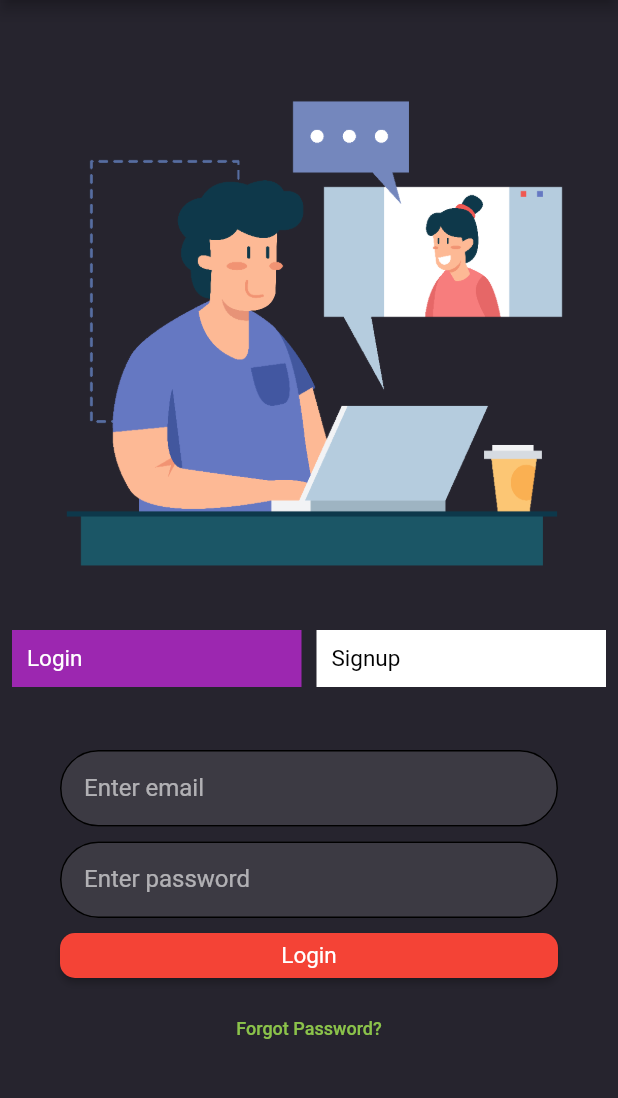
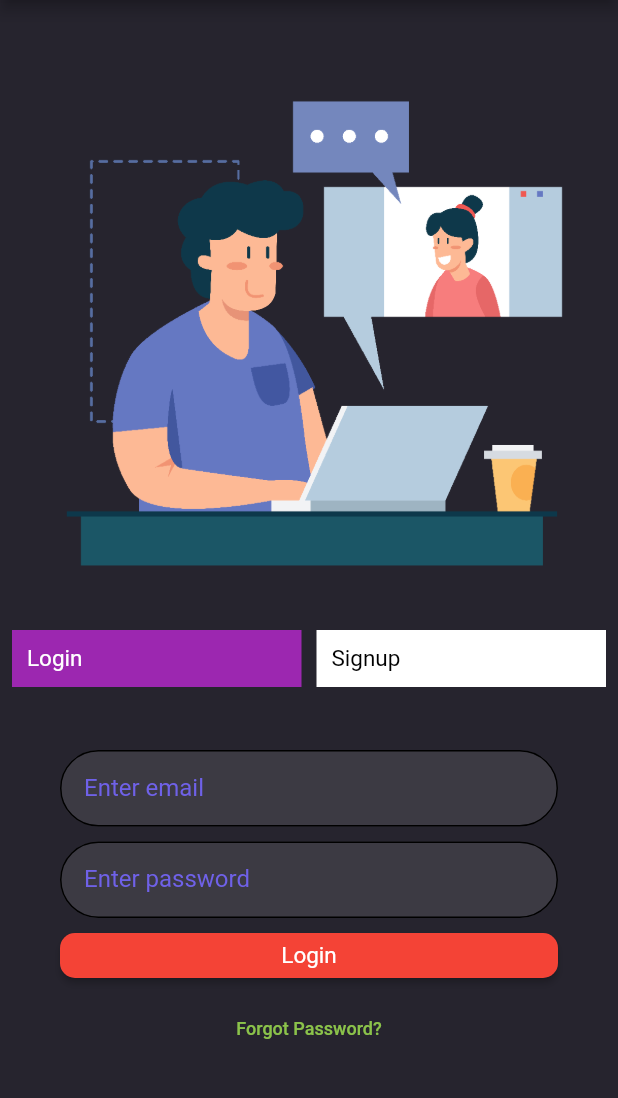
Before and after one commit to salman-byte/meeter, a Flutter app: the screen it shows after launch, on a phone screen of 412 x 824 dp, the part 84-1182 px from its top. Run offline on Flutter 3.47's test engine with Material 2 defaults, Android fonts, the phone set to English and light mode, and no system bars; drawn by our look-alikes of velocity_x; our stand-ins replace cloud_firestore, file_picker, firebase_auth, firebase_storage, flutter_chat_types, flutter_chat_ui and 3 more; missing offline and left inert: cr_calendar, flutter_animated_dialog, webviewx; accounts and stored records are empty; statements that could not run were skipped.

Commit message:
configure theme

```diff
--- a/lib/utils/theme_notifier.dart
+++ b/lib/utils/theme_notifier.dart
@@ -47,6 +47,25 @@ class ThemeProvider with ChangeNotifier {
   /// Global theme data we are always check if the light theme is enabled #isLightTheme
   ThemeData themeData() {
     return ThemeData(
+      dividerColor: Color(0xFF6F61E8),
+      // highlightColor: Color(0xFF6F61E8),
+      // primaryTextTheme: ,
+      textTheme:
+          isLightTheme ? Typography.blackHelsinki : Typography.whiteHelsinki,
+
+//        Theme.of(context).textTheme.apply(
+//   bodyColor: Colors.pink,
+//   displayColor: Colors.pink,
+// );,
+// inputDecorationTheme: ,
+
+// buttonColor: ,
+      inputDecorationTheme: InputDecorationTheme(
+          labelStyle: TextStyle(color: Color(0xFF6F61E8)),
+          focusedBorder: OutlineInputBorder(
+              borderSide: BorderSide(color: Color(0xFF6F61E8)))),
+      primaryColorDark: Color(0xFF6F61E8),
+      accentColor: Color(0xFF6F61E8),
       visualDensity: VisualDensity.adaptivePlatformDensity,
       primarySwatch: isLightTheme ? Colors.blue : Colors.lightGreen,
       primaryColor: isLightTheme ? Colors.white : Color(0xFF1E1F28),
@@ -60,7 +79,7 @@ class ThemeProvider with ChangeNotifier {
   // Theme mode to display unique properties not cover in theme data
   ThemeColor themeMode() {
     return ThemeColor(
-      selectedTileColor: isLightTheme ? Colors.blue : Color(0xFF222029),
+      selectedTileColor: isLightTheme ? Color(0xFF6F61E8) : Color(0xFF222029),
       inputBackgroundColor:
           isLightTheme ? Color(0xFFe7e7e8) : Color(0xFF222029),
       themeColor: Colors.purple,
--- a/lib/widgets/custom_button.dart
+++ b/lib/widgets/custom_button.dart
@@ -31,13 +31,14 @@ class CustomButton extends StatelessWidget {
       child: RaisedButton(
         shape: RoundedRectangleBorder(
             borderRadius: BorderRadius.all(Radius.circular(10))),
-        color: buttonColor ?? Colors.cyan[400],
+        color: buttonColor ?? Color(0xFF6F61E8),
         onPressed: onPressed,
         child: Text(text!,
             style: TextStyle(
-                fontSize: 15,
-                fontWeight: FontWeight.normal,
-                color: textColor ?? Colors.white)),
+              fontSize: 15,
+              fontWeight: FontWeight.normal,
+              color: textColor ?? Colors.white,
+            )),
       ),
     );
   }
```
Also changed, not shown: lib/screens/create_meet.dart (+9 -6 lines), lib/screens/homePageComponents/chatWithHeader.dart (+17 -5 lines), 2 other files.
